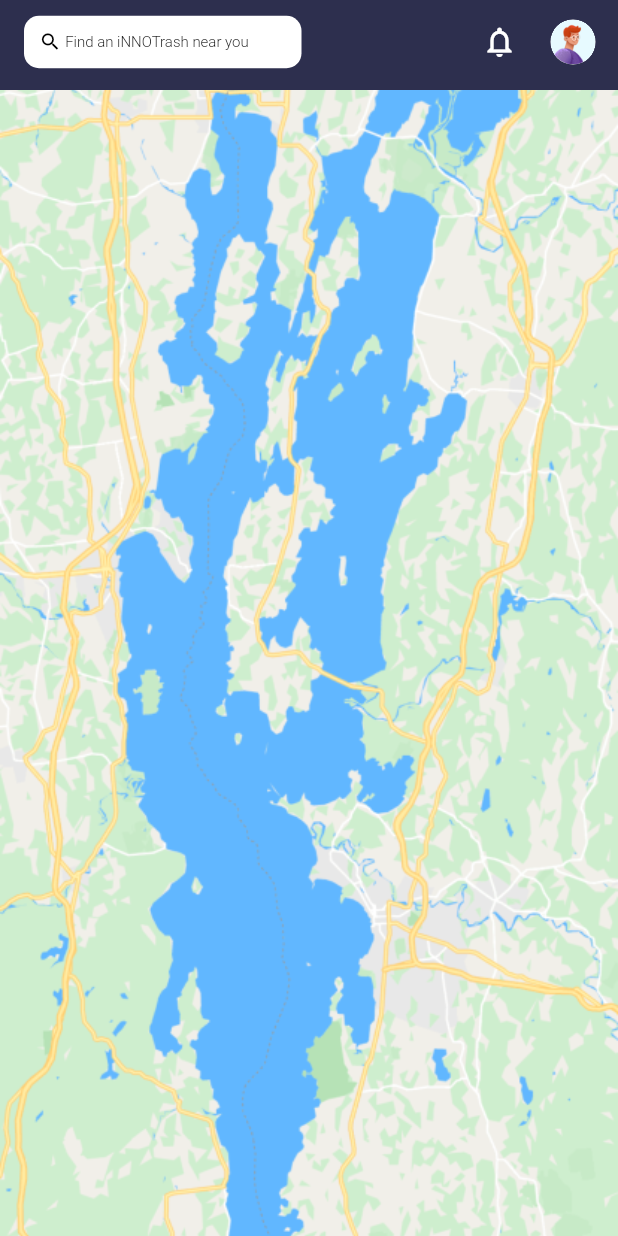
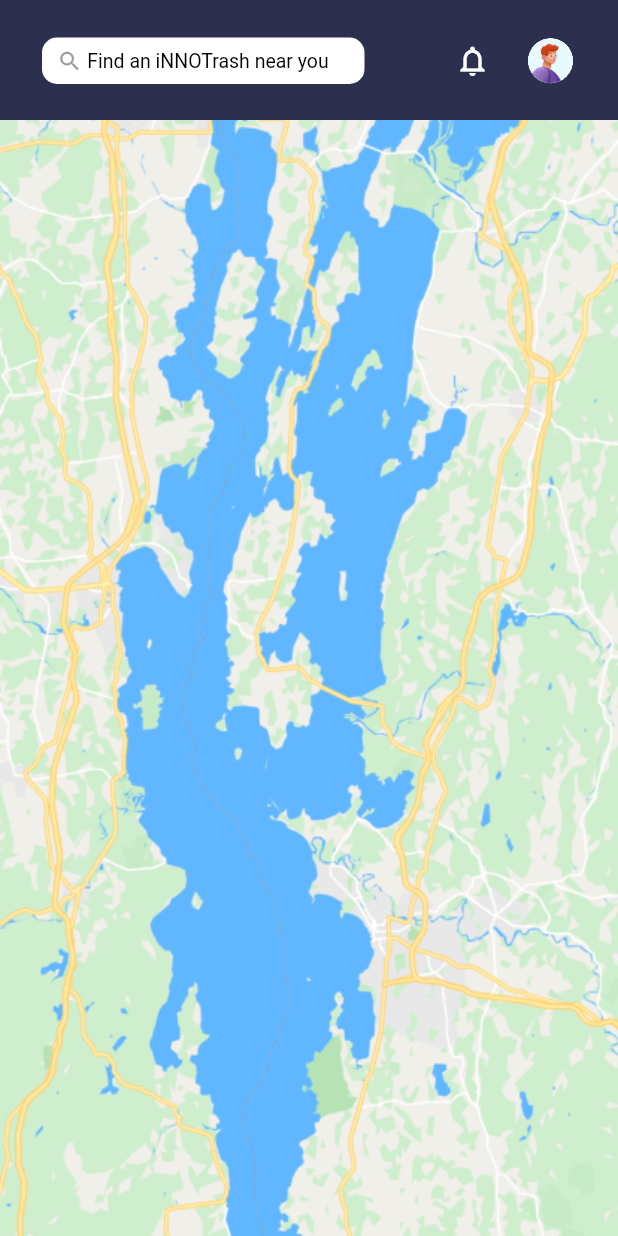
Before and after one commit to bocyej/innotrash, a Flutter app: the MapPage screen opened directly, on a phone screen of 412 x 824 dp. Run offline on Flutter 3.47's test engine with Material 2 defaults, Android fonts, the phone set to English and light mode, and no system bars; our stand-ins replace google_fonts, persistent_bottom_nav_bar.

Commit message:
increased appbar size & moved search to actions

```diff
--- a/lib/layouts/mapappbar.dart
+++ b/lib/layouts/mapappbar.dart
@@ -6,15 +6,20 @@ class MapAppbar extends StatelessWidget with PreferredSizeWidget {
   const MapAppbar({Key? key}) : super(key: key);
 
   @override
-  Size get preferredSize => const Size.fromHeight(60);
+  Size get preferredSize => const Size.fromHeight(80);
 
   @override
   Widget build(BuildContext context) {
     return AppBar(
       automaticallyImplyLeading: false,
-      title: Container(
-        height: 35,
-        width: 185,
+      backgroundColor: const Color(0xFF2D2F4E),
+      foregroundColor: Colors.white,
+      elevation: 0.0,
+      actions: <Widget>[
+        Padding(
+          padding: const EdgeInsets.only(top: 25, right: 60),
+          child: Container(
+            width: 215,
             decoration: const BoxDecoration(
               borderRadius: BorderRadius.all(Radius.circular(10.0)),
               color: Colors.white,
@@ -24,31 +29,31 @@ class MapAppbar extends StatelessWidget with PreferredSizeWidget {
                 Padding(padding: EdgeInsets.only(left: 10)),
                 Icon(
                   Icons.search,
-              color: Colors.black,
-              size: 15,
+                  color: Colors.grey,
+                  size: 17,
                 ),
                 Text(
                   ' Find an iNNOTrash near you',
                   style: TextStyle(
                     color: Colors.black,
-                fontSize: 10,
-                fontWeight: FontWeight.w300,
+                    fontSize: 13,
+                    fontWeight: FontWeight.w400,
                   ),
                 ),
               ],
             ),
           ),
-      backgroundColor: const Color(0xFF2D2F4E),
-      foregroundColor: Colors.white,
-      elevation: 0.0,
-      actions: <Widget>[
-        IconButton(
-          icon: const Icon(Icons.notifications_none_outlined),
-          tooltip: 'Notifications',
-          onPressed: () {},
-          padding: const EdgeInsets.only(right: 20),
         ),
-        Container(
+        Padding(
+          padding: const EdgeInsets.only(top: 25, right: 25),
+          child: InkWell(
+            child: const Icon(Icons.notifications_none_outlined),
+            onTap: () {},
+          ),
+        ),
+        Padding(
+          padding: const EdgeInsets.only(top: 25, right: 30),
+          child: Container(
             decoration: const BoxDecoration(
               shape: BoxShape.circle,
             ),
@@ -59,7 +64,8 @@ class MapAppbar extends StatelessWidget with PreferredSizeWidget {
                 onTap: () {
                   Navigator.push(
                     context,
-                  MaterialPageRoute(builder: (context) => const ProfilePage()),
+                    MaterialPageRoute(
+                        builder: (context) => const ProfilePage()),
                   );
                 },
                 child: Ink.image(
@@ -70,7 +76,7 @@ class MapAppbar extends StatelessWidget with PreferredSizeWidget {
               ),
             ),
           ),
-        const Padding(padding: EdgeInsets.only(right: 15)),
+        ),
       ],
     );
   }
```
Lines whose indentation alone changed are shown as unchanged.
